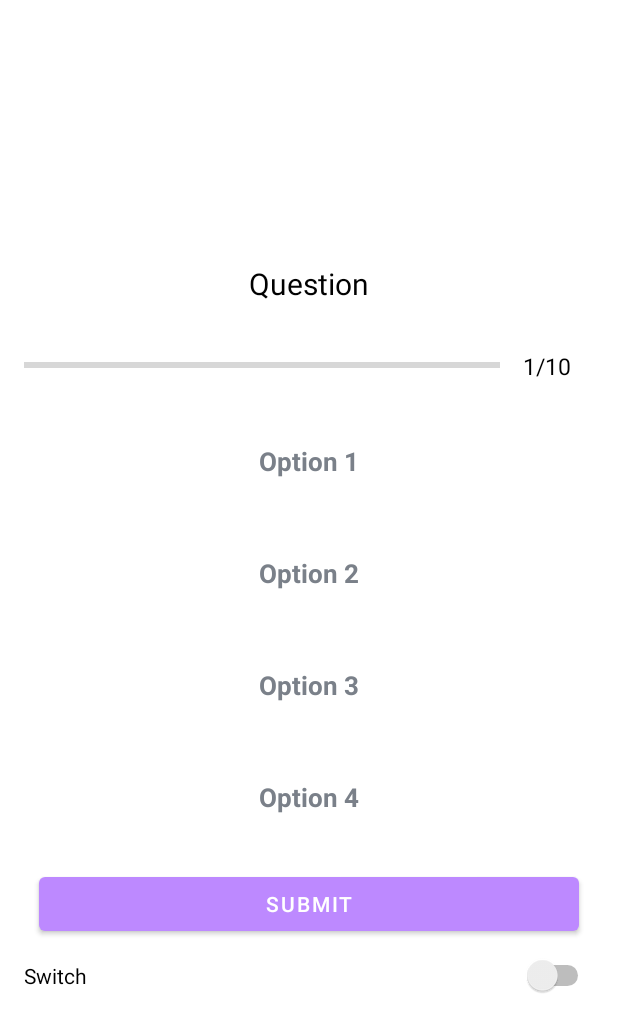
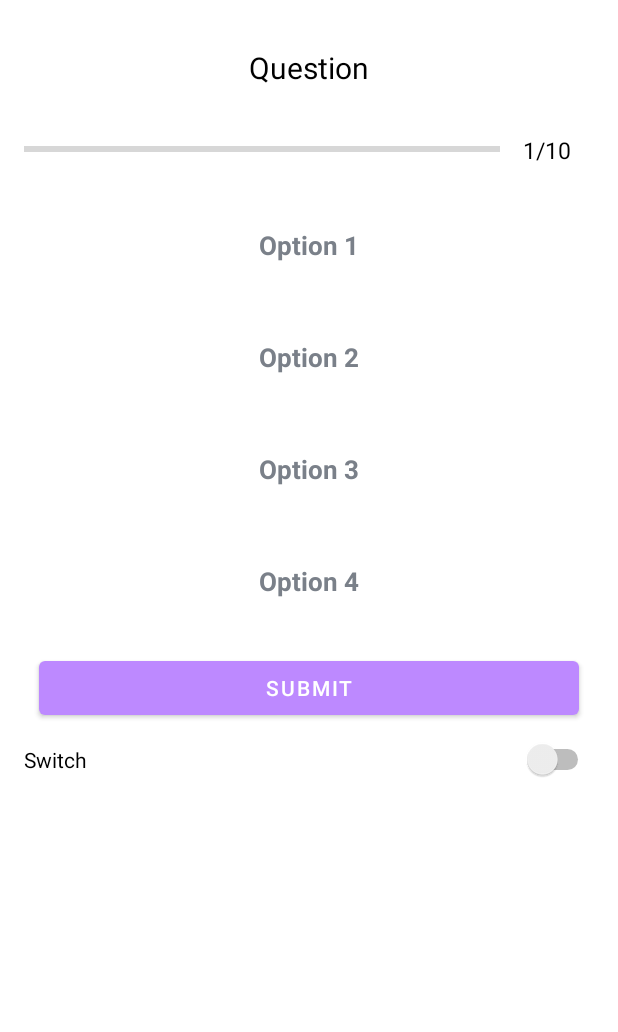
Before and after one commit to chocococ/HacknRoll, an Android app: the layout quiz_questions.xml on its own in the app's theme, with its tools: preview values and no code run, on a phone screen of 412 x 824 dp. Shown: the top 1032 px of the screen. Run offline under Robolectric (Android 15) with nearby library versions, the phone set to English and light mode, and no system bars.

Commit message:
quiz qns

```diff
--- a/app/build.gradle.kts
+++ b/app/build.gradle.kts
@@ -32,7 +32,12 @@ android {
     }
     buildFeatures {
         viewBinding = true
+        dataBinding = true
     }
+    viewBinding{
+        enable = true
+    }
+
 }
 
 dependencies {
--- a/app/src/main/java/com/example/quizmodoro/MainActivity.kt
+++ b/app/src/main/java/com/example/quizmodoro/MainActivity.kt
@@ -162,4 +162,6 @@ class MainActivity : AppCompatActivity() {
     }
 
 
+
+
 }
--- a/app/src/main/res/layout/quiz_questions.xml
+++ b/app/src/main/res/layout/quiz_questions.xml
@@ -1,10 +1,8 @@
 <?xml version="1.0" encoding="utf-8"?>
-<layout xmlns:tools="http://schemas.android.com/tools"
-    xmlns:android="http://schemas.android.com/apk/res/android"
-    xmlns:app="http://schemas.android.com/apk/res-auto">
-<ScrollView
+<androidx.constraintlayout.widget.ConstraintLayout xmlns:android="http://schemas.android.com/apk/res/android"
+    xmlns:app="http://schemas.android.com/apk/res-auto"
+    xmlns:tools="http://schemas.android.com/tools"
     android:layout_width="match_parent"
-    android:fillViewport="true"
     android:layout_height="match_parent">
 
 
@@ -150,6 +148,6 @@
 
 
     </LinearLayout>
-</ScrollView>
 
-</layout>
+
+</androidx.constraintlayout.widget.ConstraintLayout>
```
Also changed, not shown: app/src/main/java/com/example/quizmodoro/QuizQuestionActivity.kt (added, +30 -0 lines).
